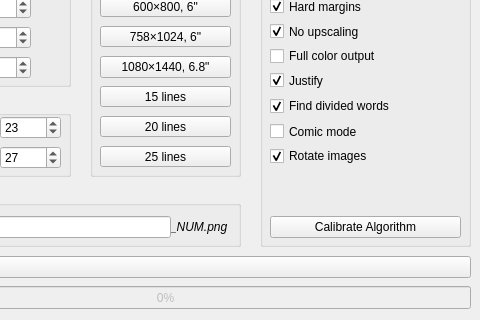
This is re-typeset-src/mainwindow.ui in re-typeset/re-typeset as Qt 5 draws it before an edit; both pictures show x 160 to 640 and y 173 to 493 of the 640 by 493 pixel window. The edited form follows.
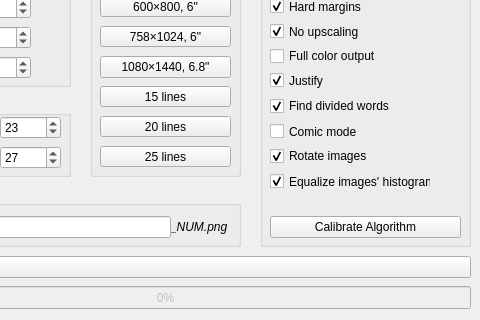
This is the edited form.

Commit message:
IMP: Equalize histogram option for images
Histogram is equalized in HSV color space with
equalizing  V value and S.  S is equalized and
averaged with previous value. 20% of new value
is used.

What changed in the file:
```diff
--- a/re-typeset-src/mainwindow.ui
+++ b/re-typeset-src/mainwindow.ui
@@ -517,6 +517,22 @@
       <string>Calibrate Algorithm</string>
      </property>
     </widget>
+    <widget class="QCheckBox" name="optionsEqualizeHistogram">
+     <property name="geometry">
+      <rect>
+       <x>10</x>
+       <y>190</y>
+       <width>161</width>
+       <height>31</height>
+      </rect>
+     </property>
+     <property name="text">
+      <string>Equalize images' histogram</string>
+     </property>
+     <property name="checked">
+      <bool>true</bool>
+     </property>
+    </widget>
    </widget>
    <widget class="QGroupBox" name="outFiles">
     <property name="geometry">
```
The commit also changes 24 other files.
